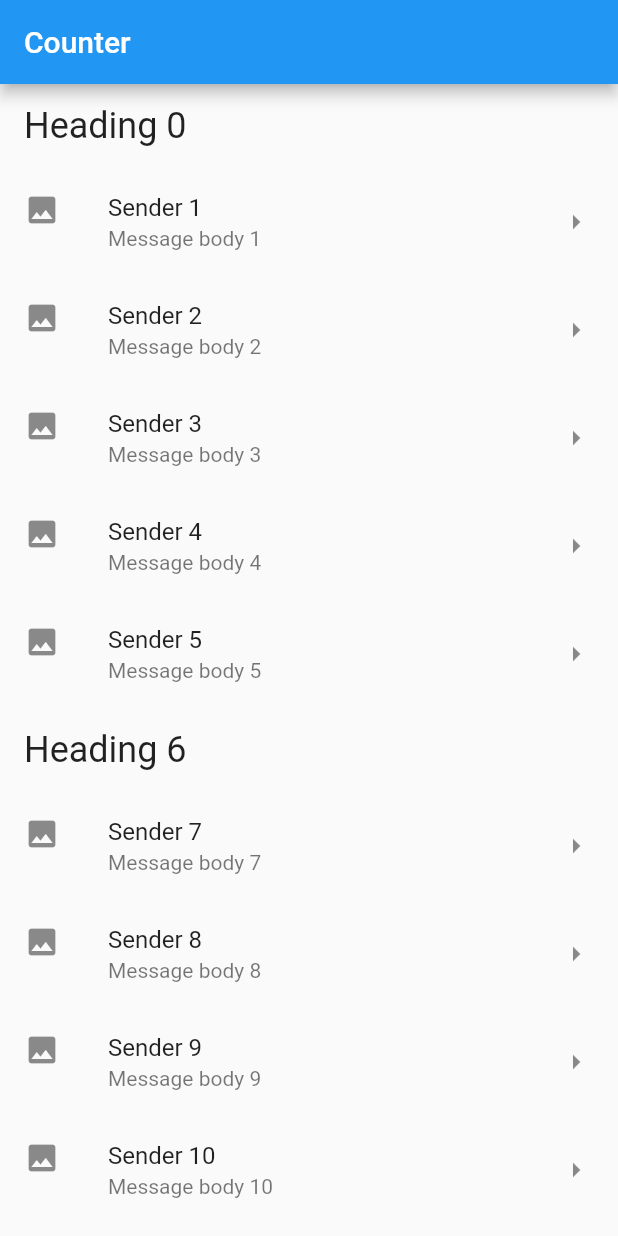
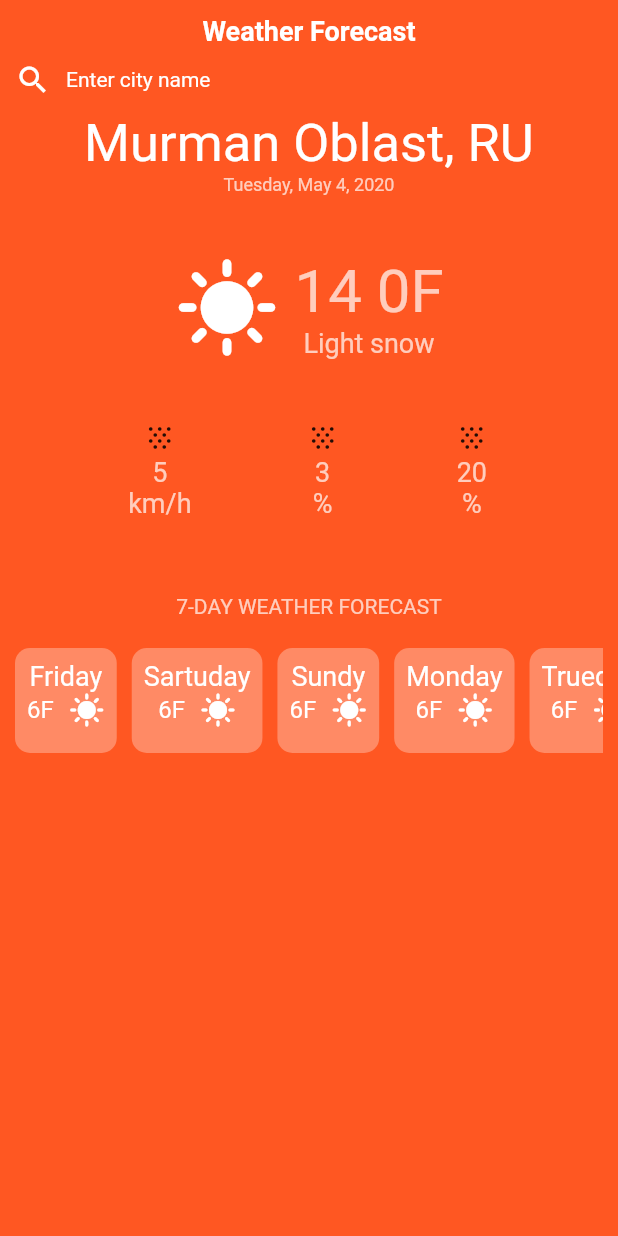
Before and after one commit to alTach/learn_flutter, a Flutter app: the screen it shows after launch, on a phone screen of 412 x 824 dp. Run offline on Flutter 3.47's test engine with Material 2 defaults, Android fonts, the phone set to English and light mode, and no system bars; missing offline and left inert: dart:ffi.

Commit message:
create wether app version 2

```diff
--- a/udemy/lib/main.dart
+++ b/udemy/lib/main.dart
@@ -1,4 +1,5 @@
 import 'dart:async';
+import 'dart:ffi';
 
 import 'package:flutter/material.dart';
 
@@ -10,61 +11,205 @@ class MyApp extends StatelessWidget {
   @override
   Widget build(BuildContext context) {
     // TODO: implement build
-    return MaterialApp(
-      home: Scaffold(
-        appBar: AppBar(
-          title: Text('Counter'),
-        ),
-        // backgroundColor: Colors.indigo,
-        body: BodyListView(),
-        // body: Center(
-        //   child: ,
-        // ),
+    return MaterialApp(home: WeatherForecast());
+  }
+}
+
+class WeatherForecast extends StatelessWidget {
+  @override
+  Widget build(BuildContext context) {
+    return Scaffold(
+      body: ListView(
+        children: [
+          Head(),
+          DefaultTextStyle(
+              style: TextStyle(color: Colors.white),
+              child: Container(
+                padding: EdgeInsets.only(left: 10, right: 10),
+                child: Column(
+                  children: [
+                    Search(),
+                    Region(),
+                    Temparature(),
+                    TemparatureDetails(),
+                    TemparatureDescription(),
+                    WeatherWeek(),
+                  ],
+                ),
+              ))
+        ],
       ),
+      backgroundColor: Colors.deepOrange,
     );
   }
 }
 
-class BodyListView extends StatelessWidget {
+Padding Head() {
+  return Padding(
+    padding: const EdgeInsets.only(top: 10, bottom: 10),
+    child: Text(
+      'Weather Forecast',
+      textAlign: TextAlign.center,
+      style: TextStyle(
+          color: Colors.white, fontSize: 18, fontWeight: FontWeight.bold),
+    ),
+  );
+}
+
+Row Search() {
+  return Row(
+    children: [
+      Icon(
+        Icons.search,
+        color: Colors.white,
+      ),
+      SizedBox(
+        width: 10,
+      ),
+      Text(
+        'Enter city name',
+        textAlign: TextAlign.center,
+        style: TextStyle(),
+      ),
+    ],
+  );
+}
+
+Container Region() {
+  return Container(
+    margin: EdgeInsets.only(top: 10),
+    child: Column(
+      children: [
+        Text(
+          'Murman Oblast, RU',
+          textAlign: TextAlign.center,
+          style: TextStyle(fontSize: 35),
+        ),
+        Text(
+          'Tuesday, May 4, 2020 ',
+          textAlign: TextAlign.center,
+          style: TextStyle(fontSize: 12, color: Colors.white.withOpacity(.7)),
+        )
+      ],
+    ),
+  );
+}
+
+Container Temparature() {
+  return Container(
+    margin: EdgeInsets.only(top: 40, bottom: 40),
+    child: Row(
+      mainAxisAlignment: MainAxisAlignment.center,
+      children: [
+        Container(
+            margin: EdgeInsets.only(right: 10),
+            child: Icon(
+              Icons.sunny,
+              color: Colors.white,
+              size: 70,
+            )),
+        Column(
+          children: [
+            Text(
+              '14 0F',
+              style:
+                  TextStyle(fontSize: 40, color: Colors.white.withOpacity(.7)),
+            ),
+            Text(
+              'Light snow',
+              style:
+                  TextStyle(fontSize: 18, color: Colors.white.withOpacity(.7)),
+            )
+          ],
+        )
+      ],
+    ),
+  );
+}
+
+Widget TemparatureDetails() {
+  return Row(
+    mainAxisAlignment: MainAxisAlignment.spaceEvenly,
+    children: [
+      TemparatureDetail('5', 'km/h'),
+      TemparatureDetail('3', '%'),
+      TemparatureDetail('20', '%'),
+    ],
+  );
+}
+
+class TemparatureDetail extends StatelessWidget {
+  String title;
+  String subtitle;
+
+  TemparatureDetail(this.title, this.subtitle);
+
   @override
   Widget build(BuildContext context) {
-    return _myListView();
+    return Column(
+      children: [
+        Icon(Icons.snowing),
+        Text(
+          '$title',
+          style: TextStyle(fontSize: 18, color: Colors.white.withOpacity(.7)),
+        ),
+        Text(
+          '$subtitle',
+          style: TextStyle(fontSize: 18, color: Colors.white.withOpacity(.7)),
+        )
+      ],
+    );
   }
 }
 
-Widget _myListView() {
-  final List<ListItem> items = List.generate(10000, (index) =>
-  index % 6 == 0
-      ? HeadingItem('Heading ${index}')
-      : MessageItem('Sender ${index}', 'Message body $index'));
-  return ListView.builder(itemBuilder: (context, index) {
-      final item = items[index];
-      if (item is HeadingItem) {
-        return ListTile(title: Text(item.heading, style: Theme
-            .of(context)
-            .textTheme
-            .headline5,),);
-      } else if (item is MessageItem) {
-        return ListTile(title: Text(item.sender),
-          subtitle: Text(item.body),
-          trailing: Icon(Icons.arrow_right),
-          leading: Icon(Icons.insert_photo),);
-      }
-      return Text('sd');
-    }, itemCount: items.length,);
+Container TemparatureDescription() {
+  return Container(
+    margin: EdgeInsets.only(top: 50,bottom: 20),
+      child: Text(
+    '7-day weather forecast'.toUpperCase(),
+    style: TextStyle(color: Colors.white.withOpacity(.7)),
+  ));
 }
 
-abstract class ListItem {}
-
-class HeadingItem implements ListItem {
-  final String heading;
-
-  HeadingItem(this.heading);
+SizedBox WeatherWeek() {
+  return SizedBox(
+    height: 70,
+    child:
+      ListView(
+        scrollDirection: Axis.horizontal,
+        children: [
+          WeatherWeekItem('Friday', 6, Icons.sunny),
+          WeatherWeekItem('Sartuday', 6, Icons.sunny),
+          WeatherWeekItem('Sundy', 6, Icons.sunny),
+          WeatherWeekItem('Monday', 6, Icons.sunny),
+          WeatherWeekItem('Trueday', 6, Icons.sunny),
+          WeatherWeekItem('Wensday', 6, Icons.sunny),
+          WeatherWeekItem('Thersday', 6, Icons.sunny),
+        ],
+      ),
+  );
 }
 
-class MessageItem implements ListItem {
-  final String sender;
-  final String body;
+class WeatherWeekItem extends StatelessWidget {
+  final String day;
+  final int temperature;
+  final IconData icon;
+  WeatherWeekItem(this.day, this.temperature, this.icon);
+  @override
+  Widget build(BuildContext context) {
+    return Container(
+      margin: EdgeInsets.only(right: 10),
+      decoration: BoxDecoration(color: Colors.white.withOpacity(.3), borderRadius: BorderRadius.circular(10)),
+      padding: const EdgeInsets.all(8.0),
+      child: Column(children: [
+        Text(day, style: TextStyle(fontSize: 18),),
+        Row(children: [
+          Text('${temperature}F', style: TextStyle(fontSize: 16),),
+          Container(margin: EdgeInsets.only(left: 10),child: Icon(icon, color: Colors.white,)),
+        ],)
+      ],),
+    );
 
-  MessageItem(this.sender, this.body);
+  }
+
 }
```
